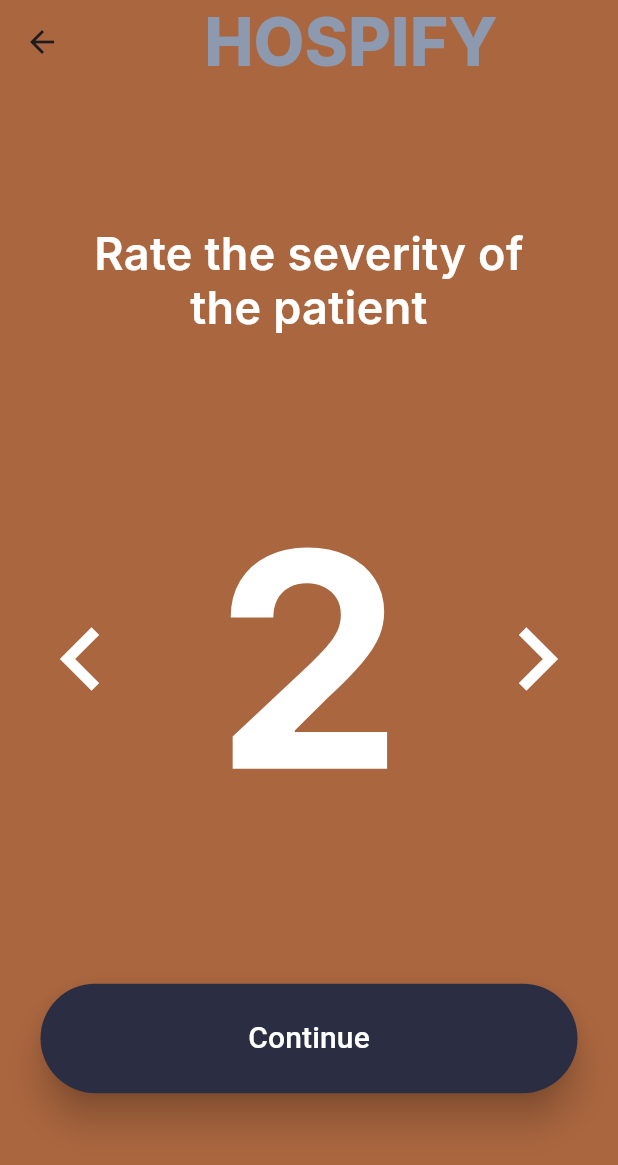
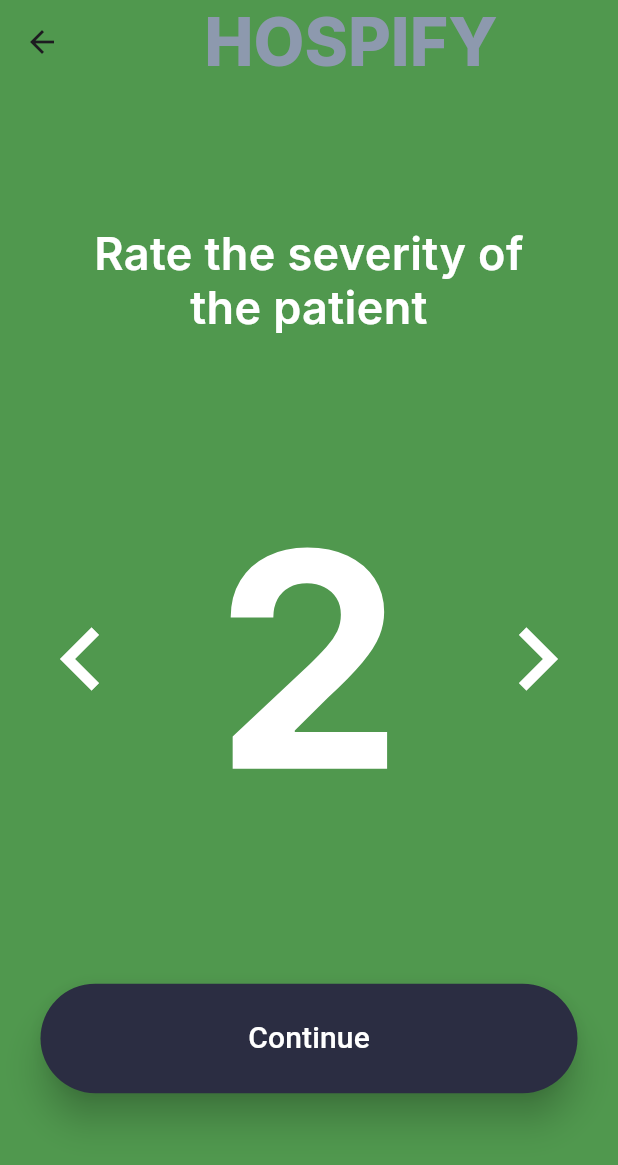
Before and after one commit to parzi-al/miniproject, a Flutter app: the Severe screen opened directly, on a phone screen of 412 x 824 dp. Shown: the top 1165 px of the screen. Run offline on Flutter 3.47's test engine with Material 3 defaults, Android fonts, the phone set to English and light mode, and no system bars; our stand-ins replace cloud_firestore, firebase_auth, firebase_core, google_fonts, hexcolor; accounts and stored records are empty.

Commit message:
change color

```diff
--- a/lib/components/severe.dart
+++ b/lib/components/severe.dart
@@ -14,15 +14,17 @@ class _SevereState extends State<Severe> {
   int currentIndex = 1;
 
   List<Color> colors = const [
+    Color(0xFF3DA351),
+    Color(0xFF50984E),
+    Color(0xFF618F4B),
+    Color(0xFF738548),
+    Color(0xFF857A45),
+    Color(0xFF996F42),
+    Color(0xFFAA663F),
     Color(0xFFBB5C3C),
-    Color(0xFFAA663F),
-    Color(0xFF996F42),
-    Color(0xFF857A45),
-    Color(0xFF738548),
-    Color(0xFF618F4B),
-    Color(0xFF50984E),
-    Color(0xFF3DA351),
-  ];
+    Color(0xFFCD5239),
+    Color(0xFFDE4937),
+    ];
 
   @override
   void initState() {
```
